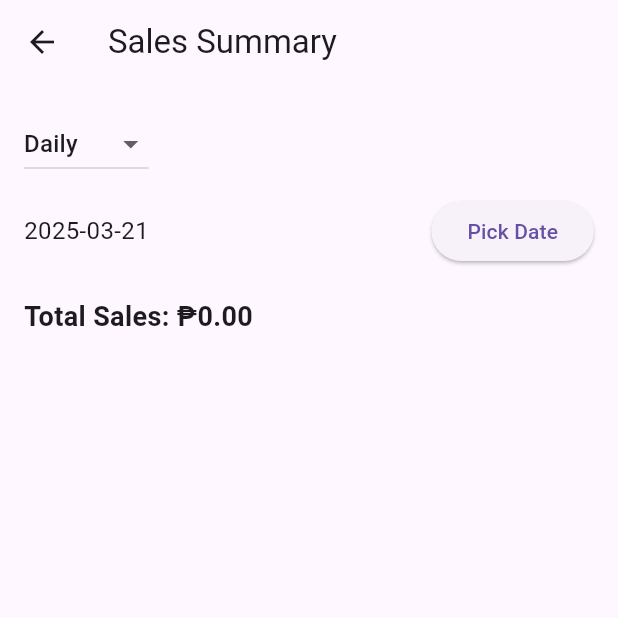
After one commit to Jamil-cyber-hash/Flutter_HCI, a Flutter app: the screen it shows after launch, after a tap on the "bar chart" icon, on a phone screen of 412 x 824 dp, the top half of it. The commit adds this screen. Run offline on Flutter 3.47's test engine with Material 3 defaults, Android fonts, the phone set to English and light mode, and no system bars; our stand-ins replace hive, hive_flutter; accounts and stored records are empty.

Commit message:
another update

```diff
--- a/lib/main.dart
+++ b/lib/main.dart
@@ -1,6 +1,8 @@
 import 'package:flutter/material.dart';
 import 'package:hive_flutter/hive_flutter.dart';
 import 'package:moto_casher/models/sale.dart';
+import 'package:moto_casher/pages/sales_history_page.dart';
+import 'package:moto_casher/pages/sales_summary_page.dart';
 import 'models/product.dart';
 import 'pages/product_list_page.dart';
 
@@ -11,7 +13,7 @@ void main() async {
   Hive.registerAdapter(ProductAdapter());
    Hive.registerAdapter(SaleAdapter());
   await Hive.openBox<Product>('products');
-   await Hive.deleteBoxFromDisk('sales');
+  //  await Hive.deleteBoxFromDisk('sales');
  await Hive.openBox<Sale>('sales');
 
   runApp(MyApp());
@@ -23,6 +25,10 @@ class MyApp extends StatelessWidget {
     return MaterialApp(
       debugShowCheckedModeBanner: false,
       home: ProductListPage(),
+      routes: {
+    '/sales_history': (context) => const SalesHistoryPage(),
+     '/sales_summary': (context) => const SalesSummaryPage(),
+  },
     );
   }
 }
--- a/lib/models/sale.dart
+++ b/lib/models/sale.dart
@@ -5,16 +5,16 @@ part 'sale.g.dart';
 @HiveType(typeId: 1)
 class Sale extends HiveObject {
   @HiveField(0)
-  String productName;
+  final String productName;
 
   @HiveField(1)
-  double price;
+  final double price;
 
   @HiveField(2)
-  int quantity;
+  final int quantity;
 
   @HiveField(3)
-  DateTime date;
+  final DateTime date;
 
   Sale({
     required this.productName,
--- a/lib/pages/product_list_page.dart
+++ b/lib/pages/product_list_page.dart
@@ -2,6 +2,7 @@ import 'package:flutter/material.dart';
 import 'package:hive_flutter/hive_flutter.dart';
 import '../models/product.dart';
 import 'checkout_page.dart';
+
 
 class ProductListPage extends StatefulWidget {
   @override
@@ -174,6 +175,25 @@ class _ProductListPageState extends State<ProductListPage> {
             child: const Icon(Icons.add),
             heroTag: 'addBtn',
           ),
+          const SizedBox(height: 10),
+          FloatingActionButton(
+            onPressed: () {
+            Navigator.pushNamed(context, '/sales_history');
+          },
+          child: const Icon(Icons.history),
+          heroTag: 'salesHistoryBtn',
+          ),
+
+          const SizedBox(height: 10),
+          FloatingActionButton(
+            onPressed: () {
+              Navigator.pushNamed(context, '/sales_summary');
+            },
+            child: const Icon(Icons.bar_chart),
+            heroTag: 'salessummaryBtn',
+          ),
+
+
         ],
       ),
     );
--- a/lib/pages/sales_history_page.dart
+++ b/lib/pages/sales_history_page.dart
@@ -2,6 +2,7 @@ import 'package:flutter/material.dart';
 import 'package:hive_flutter/hive_flutter.dart';
 import '../models/sale.dart';
 import 'package:intl/intl.dart';
+import 'daily_sales_page.dart';
 
 class SalesHistoryPage extends StatelessWidget {
   const SalesHistoryPage({super.key});
@@ -64,6 +65,18 @@ class SalesHistoryPage extends StatelessWidget {
                   'This Month: ₱${monthlySales.toStringAsFixed(2)}',
                   style: const TextStyle(fontSize: 16),
                 ),
+                const SizedBox(height: 10),
+                ElevatedButton(
+                  onPressed: () {
+                    Navigator.push(
+                      context,
+                      MaterialPageRoute(
+                          builder: (context) => DailySalesPage(
+                              saleBox: Hive.box<Sale>('sales'))),
+                    );
+                  },
+                  child: const Text('View Today\'s Sales'),
+                ),
               ],
             ),
           ),
@@ -80,12 +93,11 @@ class SalesHistoryPage extends StatelessWidget {
                     final sale = box.getAt(index);
                     return ListTile(
                       title: Text('${sale!.productName} - ₱${sale.price}'),
-                     subtitle: Text(
-  sale.date != null
-    ? 'Date: ${DateFormat('yyyy-MM-dd – HH:mm').format(sale.date!)}'
-    : 'Date: No Date', // ✅ Fallback value if null
-),
-
+                      subtitle: Text(
+                        sale.date != null
+                            ? 'Date: ${DateFormat('yyyy-MM-dd – HH:mm').format(sale.date!)}'
+                            : 'Date: No Date',
+                      ),
                       trailing: IconButton(
                         icon: const Icon(Icons.delete),
                         onPressed: () => _deleteSale(context, index),
--- /dev/null
+++ b/lib/pages/sales_summary_page.dart
@@ -0,0 +1,117 @@
+import 'package:flutter/material.dart';
+import 'package:hive_flutter/hive_flutter.dart';
+import '../models/sale.dart';
+import 'package:intl/intl.dart';
+
+class SalesSummaryPage extends StatefulWidget {
+  const SalesSummaryPage({super.key});
+
+  @override
+  _SalesSummaryPageState createState() => _SalesSummaryPageState();
+}
+
+class _SalesSummaryPageState extends State<SalesSummaryPage> {
+  DateTime selectedDate = DateTime.now();
+  double totalSales = 0;
+  String selectedFilter = 'Daily'; // Default to Daily
+
+  @override
+  void initState() {
+    super.initState();
+    calculateSalesForDate(selectedDate);
+  }
+
+  void calculateSalesForDate(DateTime date) {
+    final saleBox = Hive.box<Sale>('sales');
+    final dateFormat = DateFormat('yyyy-MM-dd');
+    final monthFormat = DateFormat('yyyy-MM');
+    final yearFormat = DateFormat('yyyy');
+
+    setState(() {
+      totalSales = saleBox.values.where((sale) {
+        if (selectedFilter == 'Daily') {
+          return dateFormat.format(sale.date) == dateFormat.format(date);
+        } else if (selectedFilter == 'Monthly') {
+          return monthFormat.format(sale.date) == monthFormat.format(date);
+        } else if (selectedFilter == 'Yearly') {
+          return yearFormat.format(sale.date) == yearFormat.format(date);
+        }
+        return false;
+      }).fold(0, (sum, sale) => sum + (sale.price * sale.quantity));
+    });
+  }
+
+  @override
+  Widget build(BuildContext context) {
+    return Scaffold(
+      appBar: AppBar(title: const Text('Sales Summary')),
+      body: Padding(
+        padding: const EdgeInsets.all(16.0),
+        child: Column(
+          crossAxisAlignment: CrossAxisAlignment.start,
+          children: [
+            // Dropdown to select Daily, Monthly, Yearly
+            DropdownButton<String>(
+              value: selectedFilter,
+              items: ['Daily', 'Monthly', 'Yearly'].map((String value) {
+                return DropdownMenuItem<String>(
+                  value: value,
+                  child: Text(value),
+                );
+              }).toList(),
+              onChanged: (newValue) {
+                if (newValue != null) {
+                  setState(() {
+                    selectedFilter = newValue;
+                    calculateSalesForDate(selectedDate);
+                  });
+                }
+              },
+            ),
+
+            const SizedBox(height: 10),
+
+            Row(
+              children: [
+                Expanded(
+                  child: Text(
+                    selectedFilter == 'Daily'
+                        ? DateFormat('yyyy-MM-dd').format(selectedDate)
+                        : selectedFilter == 'Monthly'
+                            ? DateFormat('yyyy-MM').format(selectedDate)
+                            : DateFormat('yyyy').format(selectedDate),
+                    style: TextStyle(fontSize: 16),
+                  ),
+                ),
+                ElevatedButton(
+                  onPressed: () async {
+                    final pickedDate = await showDatePicker(
+                      context: context,
+                      initialDate: selectedDate,
+                      firstDate: DateTime(2000),
+                      lastDate: DateTime.now(),
+                    );
+                    if (pickedDate != null) {
+                      setState(() {
+                        selectedDate = pickedDate;
+                        calculateSalesForDate(selectedDate);
+                      });
+                    }
+                  },
+                  child: const Text('Pick Date'),
+                ),
+              ],
+            ),
+            const SizedBox(height: 20),
+
+            // Display total sales
+            Text(
+              'Total Sales: ₱${totalSales.toStringAsFixed(2)}',
+              style: TextStyle(fontSize: 18, fontWeight: FontWeight.bold),
+            ),
+          ],
+        ),
+      ),
+    );
+  }
+}
```
Also changed, not shown: lib/pages/daily_sales_page.dart (added, +39 -0 lines).
